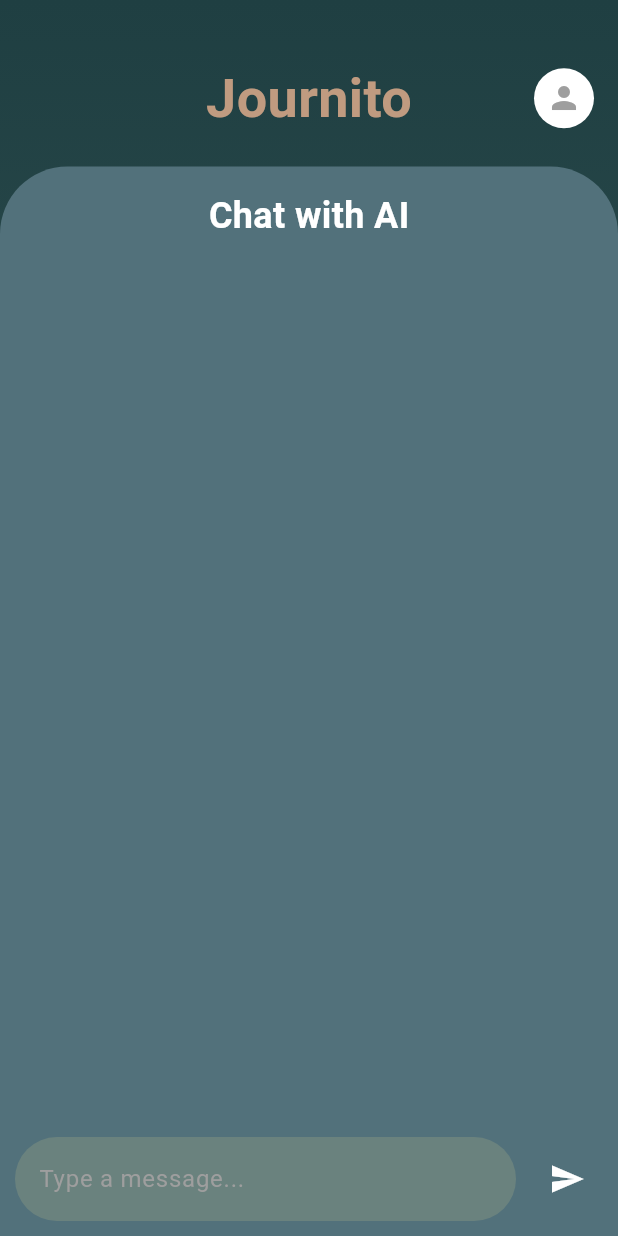
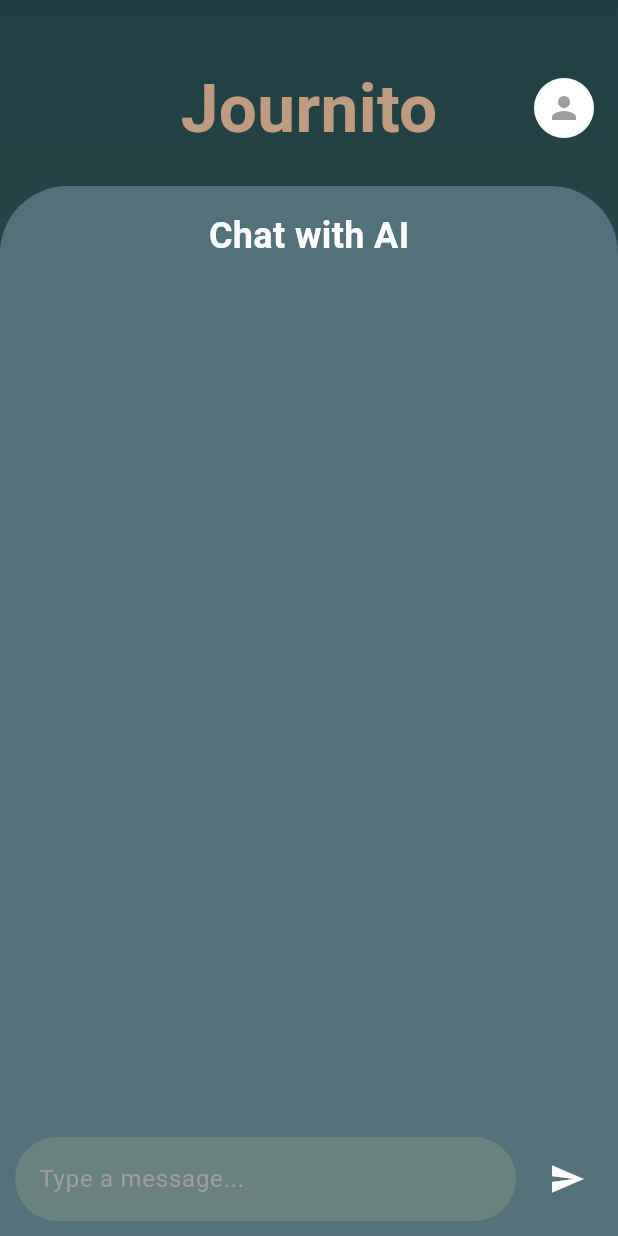
Before and after one commit to mariantaflou/Human-Computer-Interaction-Project-Journito, a Flutter app: the ChatWithAIScreen screen opened by its route, on a phone screen of 412 x 824 dp. Run offline on Flutter 3.47's test engine with Material 3 defaults, Android fonts, the light colour scheme and no system bars; our stand-ins replace table_calendar; Roboto replaces fonts that are missing (Cursive).

Commit message:
new changes

```diff
--- a/lib/screens/ai_chat.dart
+++ b/lib/screens/ai_chat.dart
@@ -46,7 +46,7 @@
                     'Journito',
                     style: TextStyle(
                       fontFamily: 'Cursive',
-                      fontSize: 36,
+                      fontSize: 45,
                       fontWeight: FontWeight.bold,
                       color: Color(0xFFC09B80),
                     ),
```
